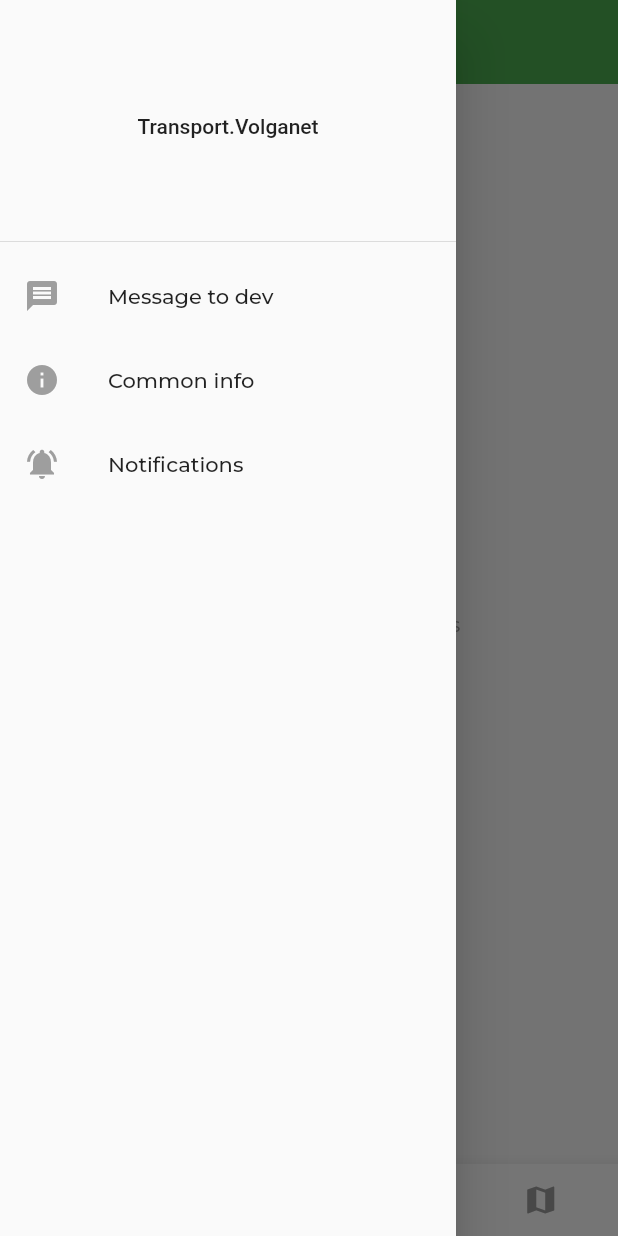
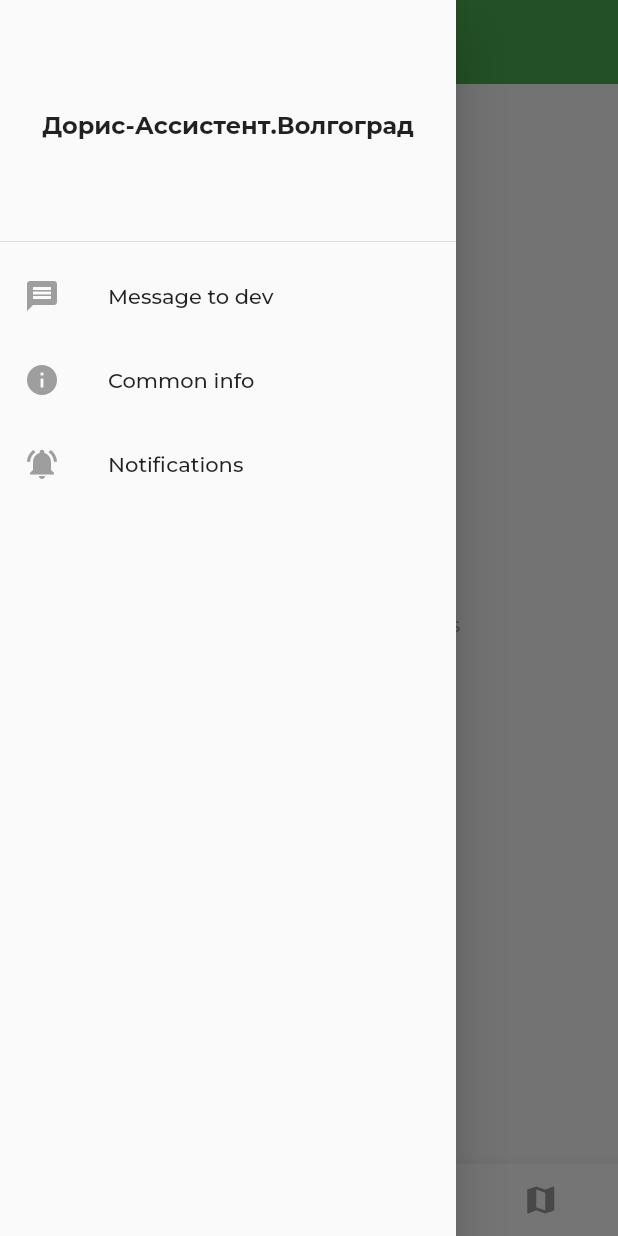
Before and after one commit to aedthuill/transport_app, a Flutter app: the FavsSavePage screen opened by its route, with the side drawer open, on a phone screen of 412 x 824 dp. Run offline on Flutter 3.47's test engine with Material 2 defaults, Android fonts, the phone set to English and light mode, and no system bars; our stand-ins replace firebase_core, firebase_messaging, flutter_local_notifications, flutter_map, get_it, google_fonts and 4 more; missing offline and left inert: flutter_map_location_marker, flutter_map_marker_cluster; accounts and stored records are empty; generated files the repository leaves out were written again; network calls fail.

Commit message:
another changes

```diff
--- a/lib/screens/FavoritesPage.dart
+++ b/lib/screens/FavoritesPage.dart
@@ -137,10 +137,14 @@ class _FavsSavePageState extends State<FavsSavePage> {
         child: ListView(
           padding: EdgeInsets.zero,
           children: [
-            const DrawerHeader(
+             DrawerHeader(
               decoration: BoxDecoration(
               ),
-              child: Center(child: Text('Transport.Volganet',)),
+              child: Center(child: Text(
+                  'Дорис-Ассистент.Волгоград', style: GoogleFonts.montserrat(
+                  fontWeight: FontWeight.bold, fontSize: 16 * textScale
+              )
+              )),
             ),
             ListTile(
               leading: Icon(Icons.message, color: Colors.grey,),
--- a/lib/screens/HomeSceen.dart
+++ b/lib/screens/HomeSceen.dart
@@ -34,7 +34,7 @@ class _HomescreenState extends State<Homescreen> {
         title: Text(
           'Дорис-Ассистент.Волгоград',
           style: GoogleFonts.montserrat(
-              color: Colors.white, fontWeight: FontWeight.w400, fontSize: 20 * textScale),
+              color: Colors.white, fontWeight: FontWeight.w400, fontSize: 16 * textScale),
         ),
       ),
       body: FutureBuilder(
@@ -125,10 +125,14 @@ class _HomescreenState extends State<Homescreen> {
         child: ListView(
           padding: EdgeInsets.zero,
           children: [
-            const DrawerHeader(
+             DrawerHeader(
               decoration: BoxDecoration(
               ),
-              child: Center(child: Text('Transport.Volganet',)),
+              child: Center(child: Text(
+                'Дорис-Ассистент.Волгоград', style: GoogleFonts.montserrat(
+                  fontWeight: FontWeight.bold, fontSize: 16 * textScale
+              )
+              ),),
             ),
             ListTile(
               leading: Icon(Icons.message, color: Colors.grey,),
--- a/lib/screens/InfoForUsers.dart
+++ b/lib/screens/InfoForUsers.dart
@@ -158,11 +158,11 @@ class InfoForUsers extends StatelessWidget {
         child: ListView(
           padding: EdgeInsets.zero,
           children: [
-            const DrawerHeader(
+             DrawerHeader(
               decoration: BoxDecoration(),
               child: Center(
                   child: Text(
-                'Transport.Volganet',
+                    'Дорис-Ассистент.Волгоград', style: GoogleFonts.montserrat(fontWeight: FontWeight.bold),
               )),
             ),
             ListTile(
--- a/lib/screens/MapPage.dart
+++ b/lib/screens/MapPage.dart
@@ -164,11 +164,11 @@ class _MapPageState extends State<MapPage> {
         child: ListView(
           padding: EdgeInsets.zero,
           children: [
-            const DrawerHeader(
+             DrawerHeader(
               decoration: BoxDecoration(),
               child: Center(
                   child: Text(
-                'Transport.Volganet',
+                    'Дорис-Ассистент.Волгоград', style: GoogleFonts.montserrat(fontWeight: FontWeight.bold),
               )),
             ),
             ListTile(
--- a/lib/screens/MarshrutPage.dart
+++ b/lib/screens/MarshrutPage.dart
@@ -124,10 +124,10 @@ class _MarshrutsPageState extends State<MarshrutsPage> {
         child: ListView(
           padding: EdgeInsets.zero,
           children: [
-            const DrawerHeader(
+             DrawerHeader(
               decoration: BoxDecoration(
               ),
-              child: Center(child: Text('Transport.Volganet',)),
+              child: Center(child: Text( 'Дорис-Ассистент.Волгоград', style: GoogleFonts.montserrat(fontWeight: FontWeight.bold),)),
             ),
             ListTile(
               leading: Icon(Icons.message, color: Colors.grey,),
--- a/lib/screens/NotifScreen.dart
+++ b/lib/screens/NotifScreen.dart
@@ -147,11 +147,11 @@ class _NotifScreenState extends State<NotifScreen> {
         child: ListView(
           padding: EdgeInsets.zero,
           children: [
-            const DrawerHeader(
+             DrawerHeader(
               decoration: BoxDecoration(),
               child: Center(
                   child: Text(
-                'Transport.Volganet',
+                    'Дорис-Ассистент.Волгоград', style: GoogleFonts.montserrat(fontWeight: FontWeight.bold),
               )),
             ),
             ListTile(
--- a/lib/screens/SearchPage.dart
+++ b/lib/screens/SearchPage.dart
@@ -110,10 +110,10 @@ class _StopSerachFavsState extends State<StopSerachFavs> {
         child: ListView(
           padding: EdgeInsets.zero,
           children: [
-            const DrawerHeader(
+             DrawerHeader(
               decoration: BoxDecoration(
               ),
-              child: Center(child: Text('Transport.Volganet',)),
+              child: Center(child: Text( 'Дорис-Ассистент.Волгоград', style: GoogleFonts.montserrat(fontWeight: FontWeight.bold),)),
             ),
             ListTile(
               leading: Icon(Icons.message, color: Colors.grey,),
@@ -332,7 +332,7 @@ class _FavoriteStopsState extends State<FavoriteStops> {
             const DrawerHeader(
               decoration: BoxDecoration(
               ),
-              child: Center(child: Text('Transport.Volganet',)),
+              child: Center(child: Text( 'Дорис-Ассистент.Волгоград',)),
             ),
             ListTile(
               leading: Icon(Icons.message, color: Colors.grey,),
--- a/lib/screens/Settings.dart
+++ b/lib/screens/Settings.dart
@@ -104,10 +104,10 @@ class _SettingsPageState extends State<SettingsPage> {
         child: ListView(
           padding: EdgeInsets.zero,
           children: [
-            const DrawerHeader(
+             DrawerHeader(
               decoration: BoxDecoration(
               ),
-              child: Center(child: Text('Transport.Volganet',)),
+              child: Center(child: Text( 'Дорис-Ассистент.Волгоград', style: GoogleFonts.montserrat(fontWeight: FontWeight.bold),)),
             ),
             ListTile(
               leading: Icon(Icons.message, color: Colors.grey,),
--- a/lib/screens/StopsPage.dart
+++ b/lib/screens/StopsPage.dart
@@ -121,11 +121,11 @@ class _StopPageState extends State<StopPage> {
         child: ListView(
           padding: EdgeInsets.zero,
           children: [
-            const DrawerHeader(
+             DrawerHeader(
               decoration: BoxDecoration(),
               child: Center(
                   child: Text(
-                'Transport.Volganet',
+                    'Дорис-Ассистент.Волгоград', style: GoogleFonts.montserrat(fontWeight: FontWeight.bold),
               )),
             ),
             ListTile(
--- a/pubspec.yaml
+++ b/pubspec.yaml
@@ -15,7 +15,7 @@ publish_to: 'none' # Remove this line if you wish to publish to pub.dev
 # In iOS, build-name is used as CFBundleShortVersionString while build-number used as CFBundleVersion.
 # Read more about iOS versioning at
 # https://developer.apple.com/library/archive/documentation/General/Reference/InfoPlistKeyReference/Articles/CoreFoundationKeys.html
-version: 1.0.0+6
+version: 1.0.0+7
 
 environment:
   sdk: ">=2.12.0 <3.0.0"
```
